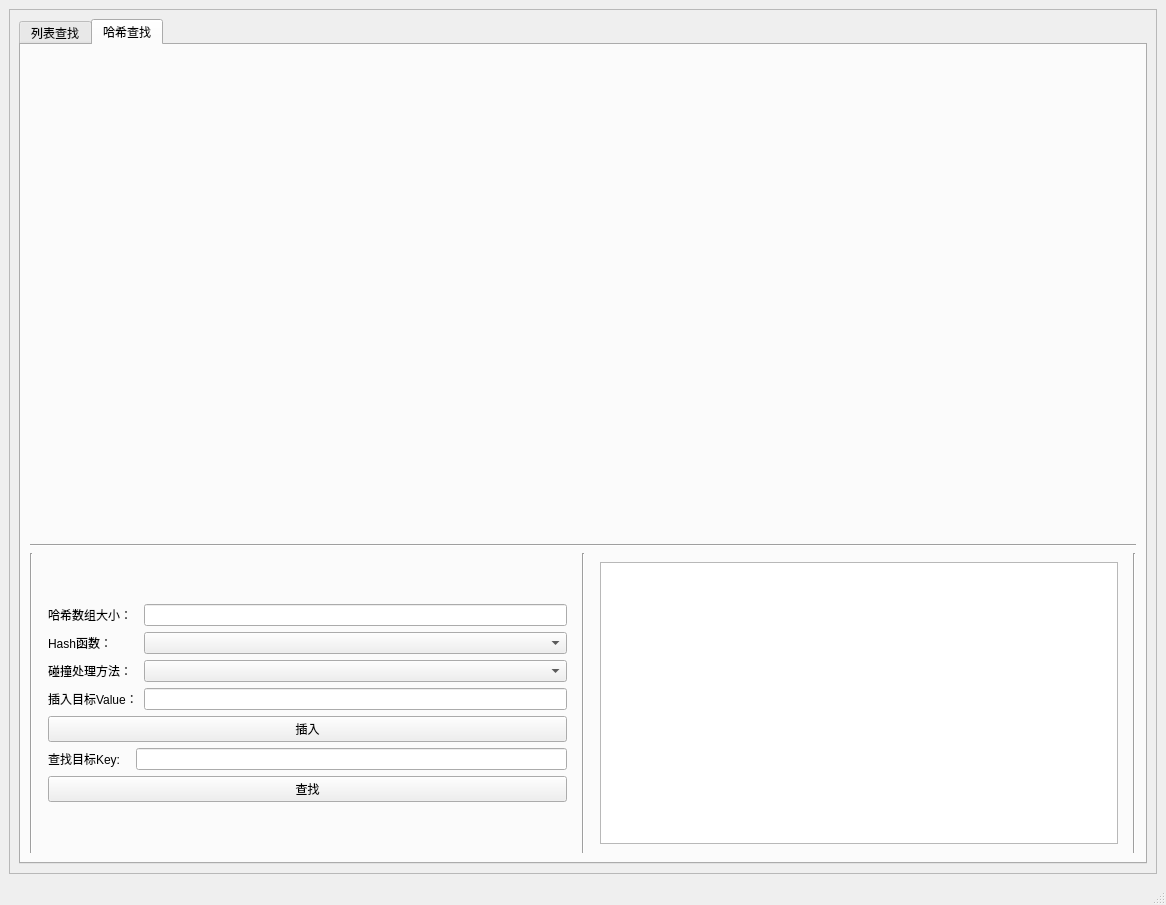
Old version of the form ModuleE/UI.ui in the repository Hebici1030/AlgorithmVisualization.
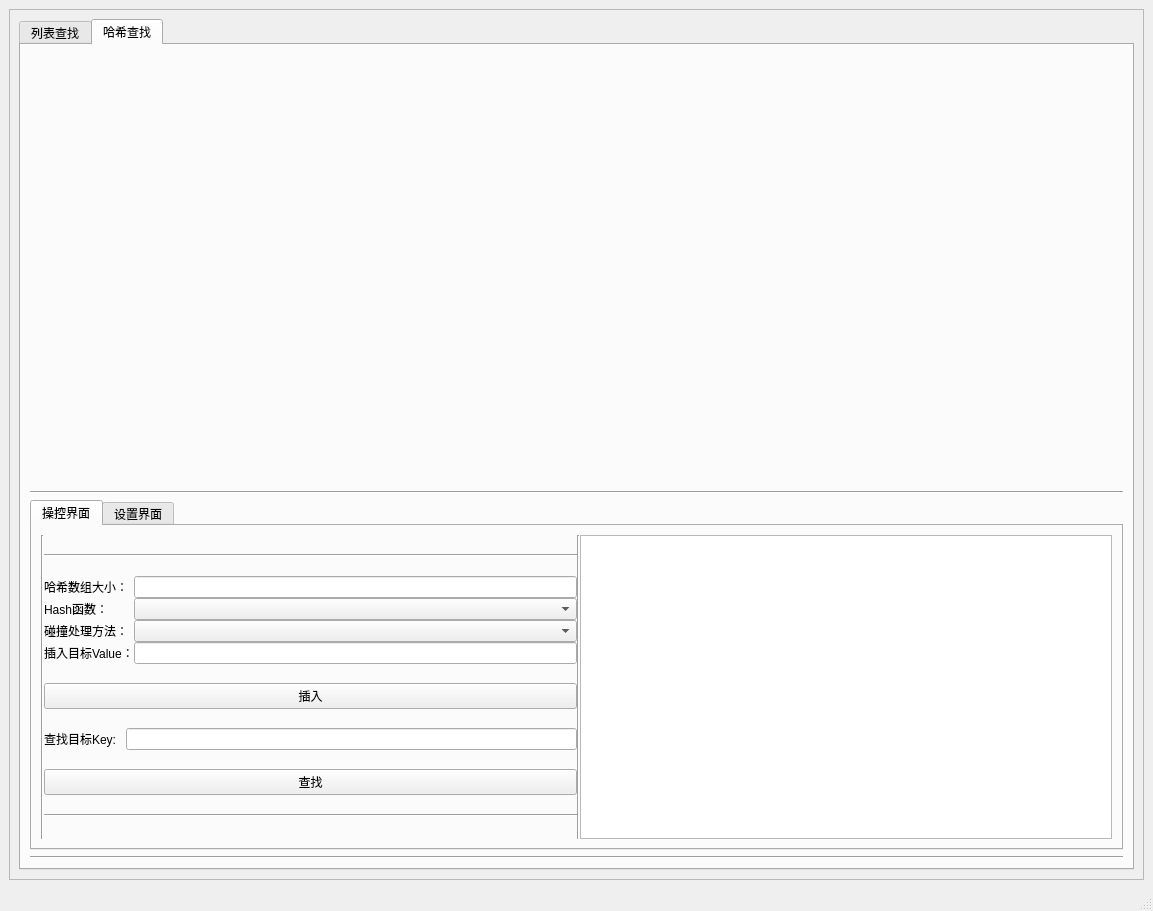
New version of the form. The open tabs and pages were chosen to show the change.

```diff
--- a/ModuleE/UI.ui
+++ b/ModuleE/UI.ui
@@ -6,8 +6,8 @@
    <rect>
     <x>0</x>
     <y>0</y>
-    <width>1166</width>
-    <height>905</height>
+    <width>1153</width>
+    <height>911</height>
    </rect>
   </property>
   <property name="windowTitle">
@@ -25,8 +25,8 @@
         <rect>
          <x>0</x>
          <y>0</y>
-         <width>1142</width>
-         <height>830</height>
+         <width>1129</width>
+         <height>836</height>
         </rect>
        </property>
        <layout class="QHBoxLayout" name="horizontalLayout_3">
@@ -213,14 +213,78 @@
                </widget>
               </item>
               <item>
-               <widget class="Line" name="line_6">
+               <widget class="Line" name="line">
                 <property name="orientation">
                  <enum>Qt::Horizontal</enum>
                 </property>
                </widget>
               </item>
+              <item>
+               <widget class="QWidget" name="widget_8" native="true">
+                <property name="sizePolicy">
+                 <sizepolicy hsizetype="Preferred" vsizetype="Expanding">
+                  <horstretch>0</horstretch>
+                  <verstretch>0</verstretch>
+                 </sizepolicy>
+                </property>
+                <property name="maximumSize">
+                 <size>
+                  <width>16777215</width>
+                  <height>350</height>
+                 </size>
+                </property>
+                <layout class="QVBoxLayout" name="verticalLayout_5">
+                 <property name="leftMargin">
+                  <number>0</number>
+                 </property>
+                 <property name="topMargin">
+                  <number>0</number>
+                 </property>
+                 <property name="rightMargin">
+                  <number>0</number>
+                 </property>
+                 <property name="bottomMargin">
+                  <number>0</number>
+                 </property>
+                 <item>
+                  <widget class="QTabWidget" name="tabWidget_2">
+                   <property name="currentIndex">
+                    <number>1</number>
+                   </property>
+                   <widget class="QWidget" name="tab_3">
+                    <property name="sizePolicy">
+                     <sizepolicy hsizetype="Preferred" vsizetype="Expanding">
+                      <horstretch>0</horstretch>
+                      <verstretch>0</verstretch>
+                     </sizepolicy>
+                    </property>
+                    <attribute name="title">
+                     <string>操控界面</string>
+                    </attribute>
+                    <layout class="QHBoxLayout" name="horizontalLayout_11">
+                     <item>
+                      <widget class="QWidget" name="widget_7" native="true">
+                       <layout class="QHBoxLayout" name="horizontalLayout_12">
+                        <property name="spacing">
+                         <number>0</number>
+                        </property>
+                        <property name="leftMargin">
+                         <number>0</number>
+                        </property>
+                        <property name="topMargin">
+                         <number>0</number>
+                        </property>
+                        <property name="rightMargin">
+                         <number>0</number>
+                        </property>
+                        <property name="bottomMargin">
+                         <number>0</number>
+                        </property>
               <item>
                <layout class="QHBoxLayout" name="horizontalLayout_4">
+                          <property name="spacing">
+                           <number>0</number>
+                          </property>
                 <item>
                  <widget class="Line" name="line_4">
                   <property name="orientation">
@@ -231,7 +295,7 @@
                 <item>
                  <widget class="QWidget" name="widget_4" native="true">
                   <property name="sizePolicy">
-                   <sizepolicy hsizetype="Expanding" vsizetype="Preferred">
+                             <sizepolicy hsizetype="Expanding" vsizetype="Expanding">
                     <horstretch>0</horstretch>
                     <verstretch>0</verstretch>
                    </sizepolicy>
@@ -239,14 +303,62 @@
                   <property name="minimumSize">
                    <size>
                     <width>0</width>
-                    <height>100</height>
-                   </size>
-                  </property>
-                  <layout class="QVBoxLayout" name="verticalLayout_5">
+                              <height>0</height>
+                             </size>
+                            </property>
+                            <layout class="QHBoxLayout" name="horizontalLayout_14">
+                             <property name="spacing">
+                              <number>0</number>
+                             </property>
+                             <property name="leftMargin">
+                              <number>0</number>
+                             </property>
+                             <property name="topMargin">
+                              <number>0</number>
+                             </property>
+                             <property name="rightMargin">
+                              <number>0</number>
+                             </property>
+                             <property name="bottomMargin">
+                              <number>0</number>
+                             </property>
                    <item>
                     <layout class="QVBoxLayout" name="verticalLayout_4">
+                               <property name="spacing">
+                                <number>0</number>
+                               </property>
+                               <item>
+                                <widget class="Line" name="line_2">
+                                 <property name="orientation">
+                                  <enum>Qt::Horizontal</enum>
+                                 </property>
+                                </widget>
+                               </item>
                      <item>
                       <layout class="QGridLayout" name="gridLayout_2">
+                                 <property name="spacing">
+                                  <number>0</number>
+                                 </property>
+                                 <item row="0" column="0">
+                                  <widget class="QLabel" name="label_4">
+                                   <property name="text">
+                                    <string>哈希数组大小：</string>
+                                   </property>
+                                  </widget>
+                                 </item>
+                                 <item row="0" column="1">
+                                  <widget class="QLineEdit" name="HashSize"/>
+                                 </item>
+                                 <item row="1" column="0">
+                                  <widget class="QLabel" name="label_5">
+                                   <property name="text">
+                                    <string>Hash函数：</string>
+                                   </property>
+                                  </widget>
+                                 </item>
+                                 <item row="1" column="1">
+                                  <widget class="QComboBox" name="HashFuntion"/>
+                                 </item>
                        <item row="2" column="0">
                         <widget class="QLabel" name="label_6">
                          <property name="text">
@@ -267,26 +379,6 @@
                        <item row="3" column="1">
                         <widget class="QLineEdit" name="KeyValue"/>
                        </item>
-                       <item row="1" column="0">
-                        <widget class="QLabel" name="label_5">
-                         <property name="text">
-                          <string>Hash函数：</string>
-                         </property>
-                        </widget>
-                       </item>
-                       <item row="0" column="1">
-                        <widget class="QLineEdit" name="HashSize"/>
-                       </item>
-                       <item row="0" column="0">
-                        <widget class="QLabel" name="label_4">
-                         <property name="text">
-                          <string>哈希数组大小：</string>
-                         </property>
-                        </widget>
-                       </item>
-                       <item row="1" column="1">
-                        <widget class="QComboBox" name="HashFuntion"/>
-                       </item>
                       </layout>
                      </item>
                      <item>
@@ -297,17 +389,17 @@
                       </widget>
                      </item>
                      <item>
-                      <layout class="QGridLayout" name="gridLayout_3">
-                       <item row="0" column="1">
-                        <widget class="QLineEdit" name="KeyEditor"/>
-                       </item>
-                       <item row="0" column="0">
+                                <layout class="QHBoxLayout" name="horizontalLayout_13">
+                                 <item>
                         <widget class="QLabel" name="label_8">
                          <property name="text">
                           <string>查找目标Key:   </string>
                          </property>
                         </widget>
                        </item>
+                                 <item>
+                                  <widget class="QLineEdit" name="KeyEditor"/>
+                                 </item>
                       </layout>
                      </item>
                      <item>
@@ -317,6 +409,13 @@
                        </property>
                       </widget>
                      </item>
+                               <item>
+                                <widget class="Line" name="line_8">
+                                 <property name="orientation">
+                                  <enum>Qt::Horizontal</enum>
+                                 </property>
+                                </widget>
+                               </item>
                     </layout>
                    </item>
                   </layout>
@@ -331,6 +430,12 @@
                 </item>
                 <item>
                  <widget class="QWidget" name="widget_5" native="true">
+                            <property name="sizePolicy">
+                             <sizepolicy hsizetype="Expanding" vsizetype="Expanding">
+                              <horstretch>0</horstretch>
+                              <verstretch>0</verstretch>
+                             </sizepolicy>
+                            </property>
                   <property name="minimumSize">
                    <size>
                     <width>500</width>
@@ -340,24 +445,128 @@
                   <property name="maximumSize">
                    <size>
                     <width>16777215</width>
-                    <height>300</height>
+                              <height>111111</height>
                    </size>
                   </property>
                   <layout class="QHBoxLayout" name="horizontalLayout_7">
+                             <property name="spacing">
+                              <number>0</number>
+                             </property>
+                             <property name="leftMargin">
+                              <number>0</number>
+                             </property>
+                             <property name="topMargin">
+                              <number>0</number>
+                             </property>
+                             <property name="rightMargin">
+                              <number>0</number>
+                             </property>
+                             <property name="bottomMargin">
+                              <number>0</number>
+                             </property>
                    <item>
                     <widget class="QTextBrowser" name="textBrowser"/>
                    </item>
                   </layout>
                  </widget>
                 </item>
+                         </layout>
+                        </item>
+                       </layout>
+                      </widget>
+                     </item>
+                    </layout>
+                   </widget>
+                   <widget class="QWidget" name="tab_4">
+                    <attribute name="title">
+                     <string>设置界面</string>
+                    </attribute>
+                    <layout class="QVBoxLayout" name="verticalLayout_8">
                 <item>
-                 <widget class="Line" name="line">
+                      <widget class="QLabel" name="label_9">
+                       <property name="frameShape">
+                        <enum>QFrame::NoFrame</enum>
+                       </property>
+                       <property name="lineWidth">
+                        <number>2</number>
+                       </property>
+                       <property name="midLineWidth">
+                        <number>3</number>
+                       </property>
+                       <property name="text">
+                        <string>自定义哈希函数</string>
+                       </property>
+                       <property name="textFormat">
+                        <enum>Qt::AutoText</enum>
+                       </property>
+                       <property name="alignment">
+                        <set>Qt::AlignCenter</set>
+                       </property>
+                       <property name="margin">
+                        <number>5</number>
+                       </property>
+                       <property name="textInteractionFlags">
+                        <set>Qt::LinksAccessibleByMouse|Qt::TextEditable</set>
+                       </property>
+                      </widget>
+                     </item>
+                     <item>
+                      <widget class="QLineEdit" name="FunName">
+                       <property name="alignment">
+                        <set>Qt::AlignCenter</set>
+                       </property>
+                       <property name="placeholderText">
+                        <string>请输入函数名称</string>
+                       </property>
+                      </widget>
+                     </item>
+                     <item>
+                      <widget class="QPlainTextEdit" name="FunctionPlainTextEdit">
+                       <property name="frameShape">
+                        <enum>QFrame::Box</enum>
+                       </property>
+                       <property name="frameShadow">
+                        <enum>QFrame::Plain</enum>
+                       </property>
+                       <property name="lineWidth">
+                        <number>2</number>
+                       </property>
+                       <property name="midLineWidth">
+                        <number>0</number>
+                       </property>
+                      </widget>
+                     </item>
+                     <item>
+                      <layout class="QHBoxLayout" name="horizontalLayout_15">
+                       <item>
+                        <widget class="QPushButton" name="AddHashFunction">
+                         <property name="text">
+                          <string>添加</string>
+                         </property>
+                        </widget>
+                       </item>
+                       <item>
+                        <widget class="QPushButton" name="ClearHashFunction">
+                         <property name="text">
+                          <string>清空</string>
+                         </property>
+                        </widget>
+                       </item>
+                      </layout>
+                     </item>
+                    </layout>
+                   </widget>
+                  </widget>
+                 </item>
+                </layout>
+               </widget>
+              </item>
+              <item>
+               <widget class="Line" name="line_6">
                   <property name="orientation">
-                   <enum>Qt::Vertical</enum>
-                  </property>
-                 </widget>
-                </item>
-               </layout>
+                 <enum>Qt::Horizontal</enum>
+                </property>
+               </widget>
               </item>
              </layout>
             </item>
@@ -376,7 +585,7 @@
     <rect>
      <x>0</x>
      <y>0</y>
-     <width>1166</width>
+     <width>1153</width>
      <height>26</height>
     </rect>
    </property>
```
Lines whose indentation alone changed are shown as unchanged.
